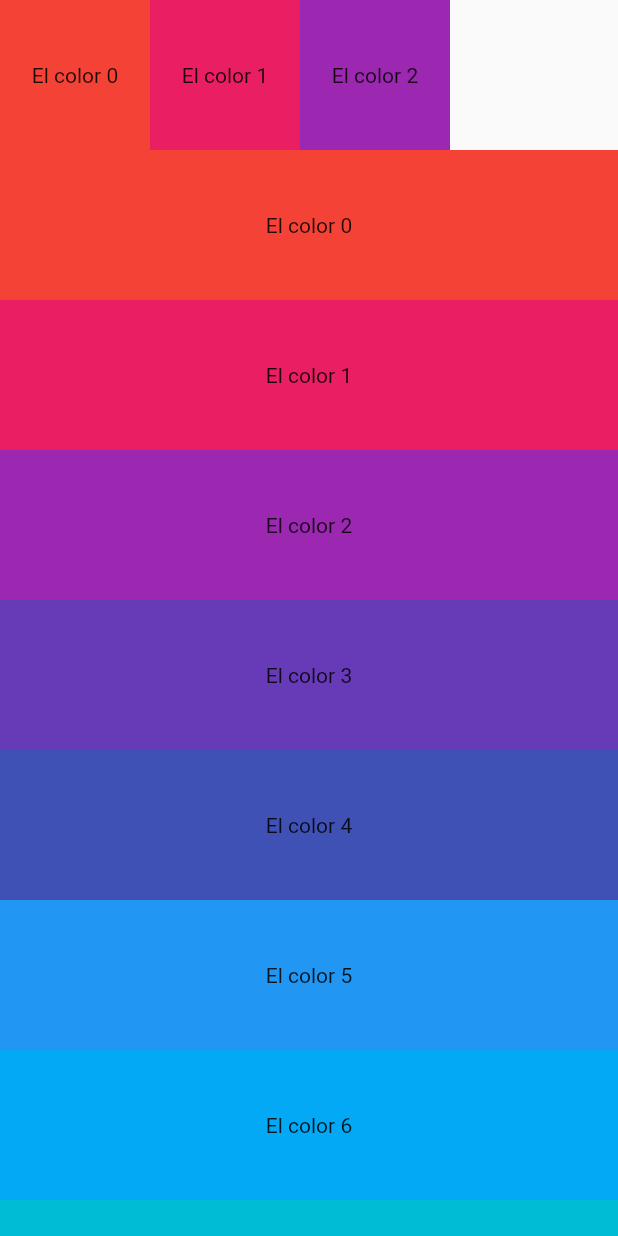
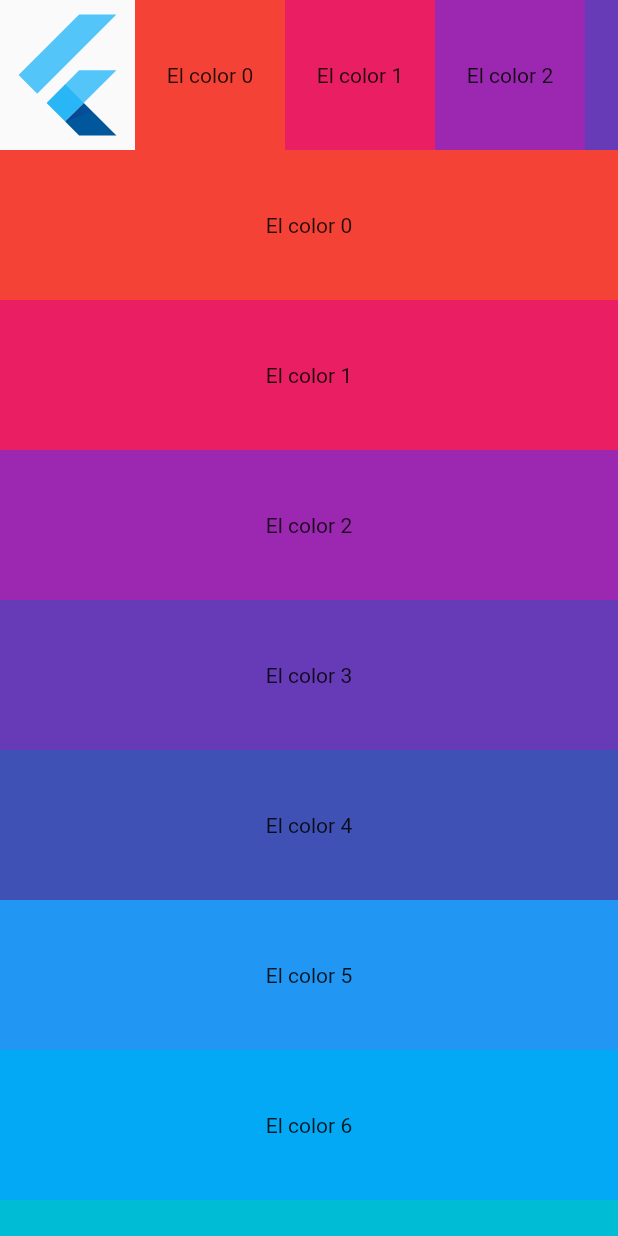
Before and after one commit to AlanCasasArevalo/Widgets-Flutter, a Flutter app: the screen it shows after launch, on a phone screen of 412 x 824 dp. Run offline on Flutter 3.47's test engine with Material 2 defaults, Android fonts, the phone set to English and light mode, and no system bars.

Commit message:
MySingleChildScrollView

```diff
--- a/lib/widgets/single_child_scroll_view.dart
+++ b/lib/widgets/single_child_scroll_view.dart
@@ -12,8 +12,10 @@ class MySingleChildScrollView extends StatelessWidget {
             height: 100,
             child: Row(
               children: [
-                SizedBox(
-                  width: 300,
+                FlutterLogo(
+                  size: 90,
+                ),
+                Expanded(
                   child: SingleChildScrollView(
                     scrollDirection: Axis.horizontal,
                     child: Row(
```
